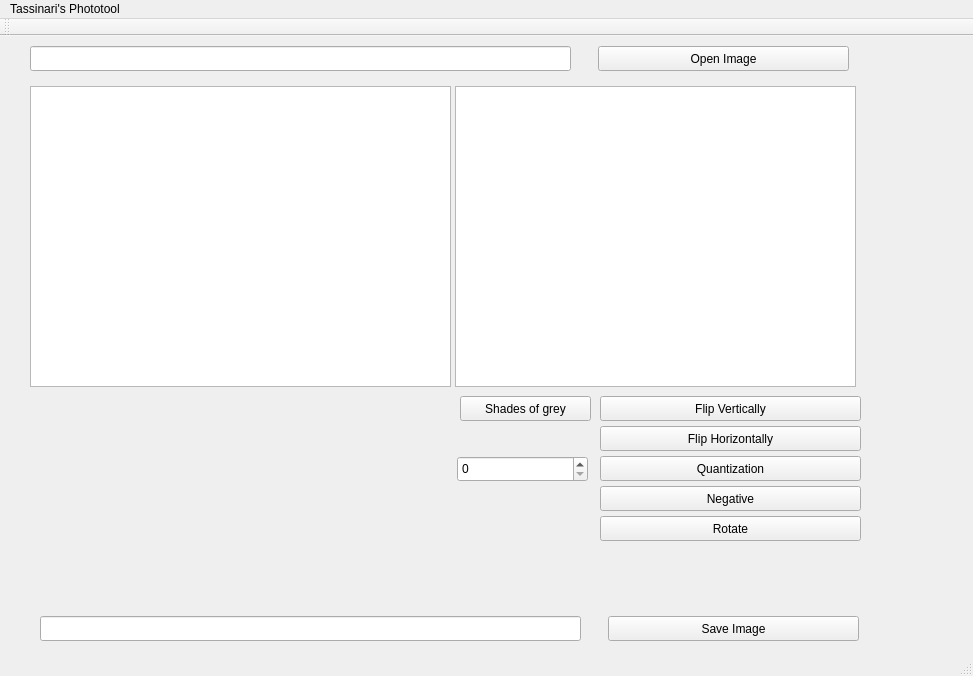
Before: the Qt Designer form mainwindow.ui in guitassinari/fpi-project, drawn with Qt 5.
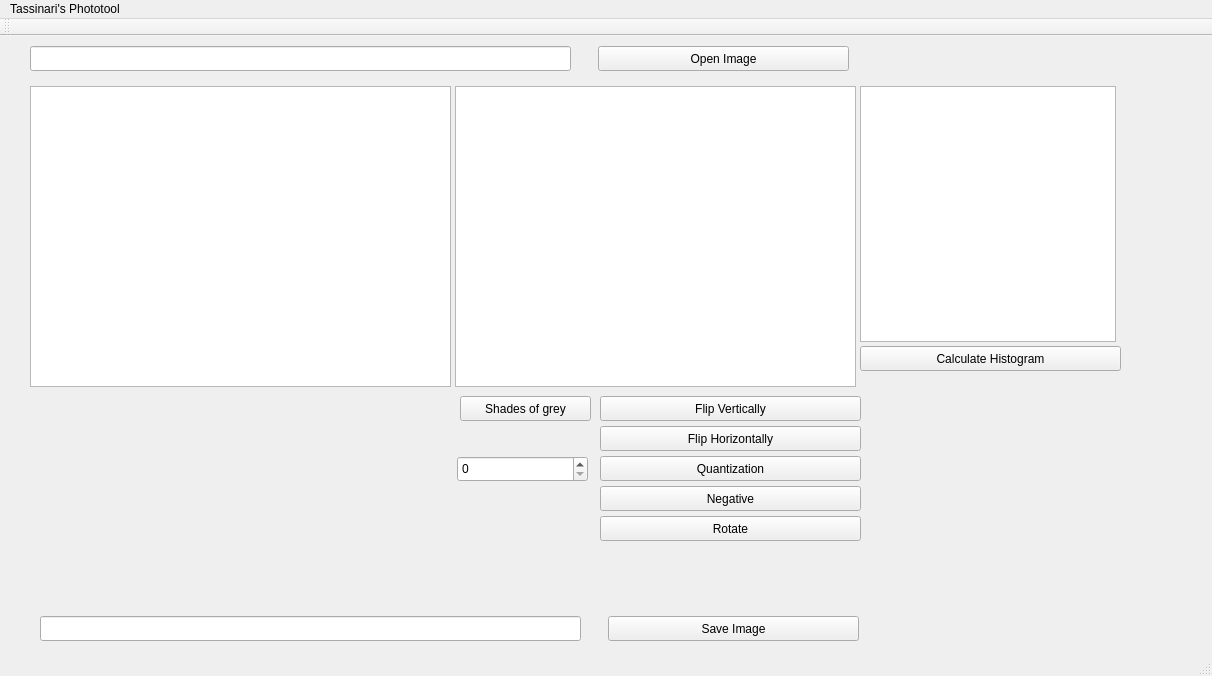
After: the same form once the commit is applied.

What changed in the file:
```diff
--- a/mainwindow.ui
+++ b/mainwindow.ui
@@ -6,7 +6,7 @@
    <rect>
     <x>0</x>
     <y>0</y>
-    <width>973</width>
+    <width>1212</width>
     <height>676</height>
    </rect>
   </property>
@@ -168,6 +168,29 @@
      <string>Rotate</string>
     </property>
    </widget>
+   <widget class="QGraphicsView" name="Histogram">
+    <property name="geometry">
+     <rect>
+      <x>860</x>
+      <y>50</y>
+      <width>256</width>
+      <height>256</height>
+     </rect>
+    </property>
+   </widget>
+   <widget class="QPushButton" name="HistogramButton">
+    <property name="geometry">
+     <rect>
+      <x>860</x>
+      <y>310</y>
+      <width>261</width>
+      <height>25</height>
+     </rect>
+    </property>
+    <property name="text">
+     <string>Calculate Histogram</string>
+    </property>
+   </widget>
   </widget>
   <widget class="QToolBar" name="mainToolBar">
    <attribute name="toolBarArea">
@@ -183,7 +206,7 @@
     <rect>
      <x>0</x>
      <y>0</y>
-     <width>973</width>
+     <width>1212</width>
      <height>22</height>
     </rect>
    </property>
```
